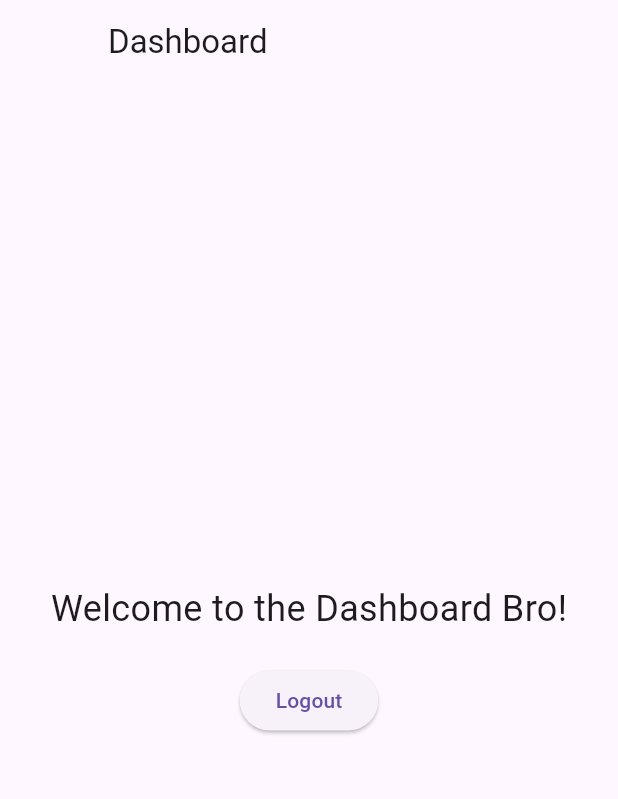
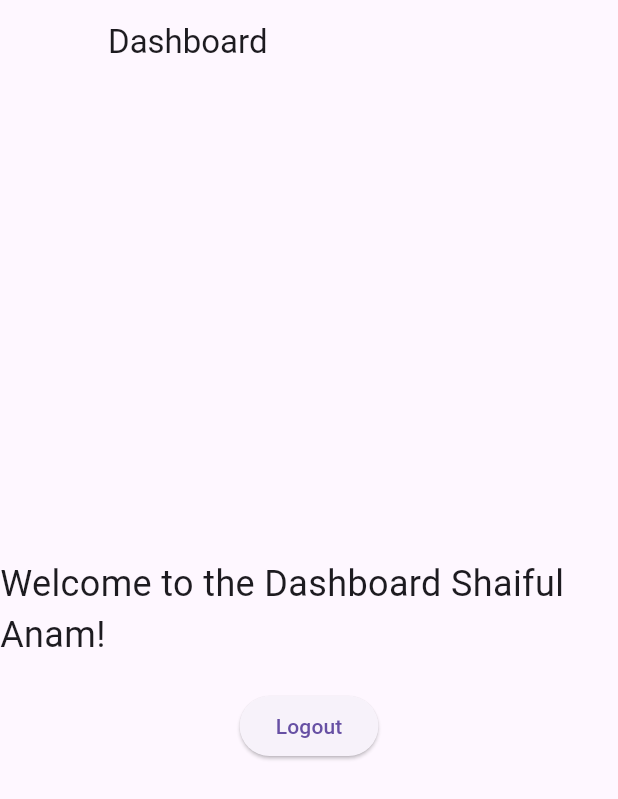
Before and after one commit to shaifulanam07/tugas1, a Flutter app: the DashboardPage screen opened directly, on a phone screen of 412 x 824 dp. Shown: the top 799 px of the screen. Run offline on Flutter 3.47's test engine with Material 3 defaults, Android fonts, the phone set to English and light mode, and no system bars.

Commit message:
update dashboard

```diff
--- a/lib/dashboard.dart
+++ b/lib/dashboard.dart
@@ -13,7 +13,7 @@ class DashboardPage extends StatelessWidget {
           mainAxisAlignment: MainAxisAlignment.center,
           children: [
             Text(
-              'Welcome to the Dashboard Bro!',
+              'Welcome to the Dashboard Shaiful Anam!',
               style: TextStyle(fontSize: 24),
             ),
             SizedBox(height: 20),
```
